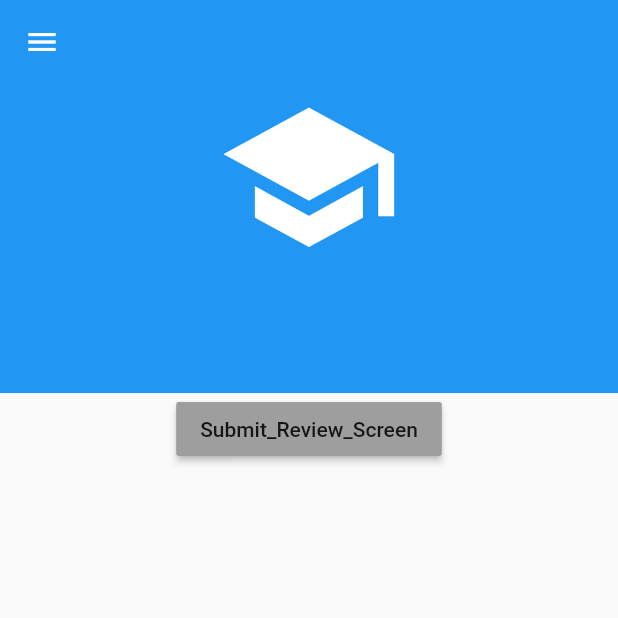
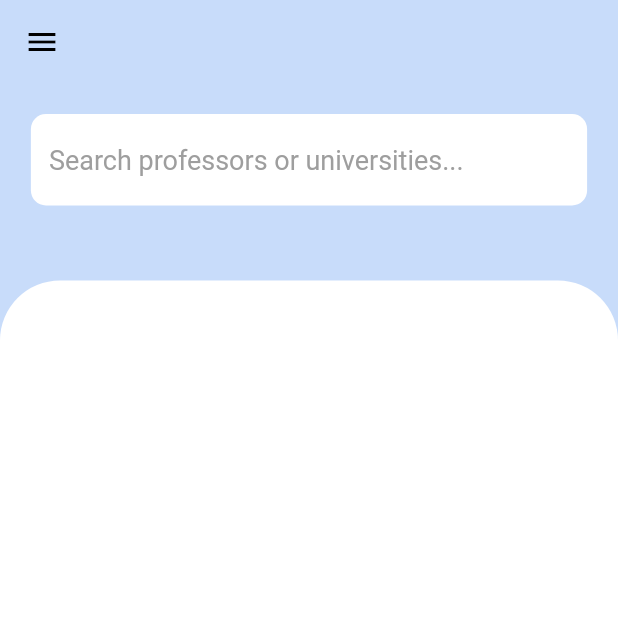
Before and after one commit to TudorBatica/UniProfReview, a Flutter app: the screen it shows after launch, on a phone screen of 412 x 824 dp, the top half of it. Run offline on Flutter 3.47's test engine with Material 2 defaults, Android fonts, the phone set to English and light mode, and no system bars; our stand-ins replace cloud_firestore, firebase_auth, flutter_spinkit; accounts and stored records are empty.

Commit message:
updated home screen UI

```diff
--- a/lib/Screens/home_screen.dart
+++ b/lib/Screens/home_screen.dart
@@ -1,6 +1,4 @@
 import 'package:flutter/material.dart';
-import 'package:professor_review/Screens/submit_review_screen.dart';
-import 'package:professor_review/models/professor.dart';
 import 'package:professor_review/widgets/drawer_child.dart';
 
 class HomeScreen extends StatefulWidget {
@@ -12,45 +10,43 @@
   @override
   Widget build(BuildContext context) {
     return Scaffold(
+      backgroundColor: Theme.of(context).primaryColor,
       appBar: AppBar(
         backgroundColor: Theme.of(context).primaryColor,
         elevation: 0.0,
       ),
       body: Column(children: [
-        Container(
-          color: Theme.of(context).primaryColor,
-          width: MediaQuery.of(context).size.width,
-          height: MediaQuery.of(context).size.height * 0.25,
-          child: Column(
-            children: <Widget>[
-              Icon(
-                Icons.school,
-                color: Colors.white,
-                size: MediaQuery.of(context).size.width * 0.3,
+        SizedBox(height: 20),
+        Center(
+          child: Container(
+            width: MediaQuery.of(context).size.width * 0.9,
+            child: TextFormField(
+              decoration: InputDecoration(
+                hintText: "Search professors or universities...",
+                hintStyle: TextStyle(color: Colors.grey, fontSize: 18.0),
+                enabledBorder: OutlineInputBorder(
+                    borderRadius: BorderRadius.circular(10.0),
+                    borderSide: BorderSide(color: Colors.transparent)),
+                border: OutlineInputBorder(
+                    borderRadius: BorderRadius.circular(10.0),
+                    borderSide: BorderSide(color: Colors.transparent)),
+                fillColor: Colors.white,
+                filled: true,
+                //icon: Icon(Icons.search, color: Colors.black87),
               ),
-            ],
+            ),
           ),
         ),
-        MaterialButton(
-          onPressed: () {/*
-            Navigator.push(
-              context,
-              MaterialPageRoute(
-                  builder: (context) => SubmitReviewScreen(
-                        professor: Professor(
-                            lastName: "Popescu",
-                            firstName: "Ion",
-                            averageRating: 8,
-                            documentID: "6CBJ8oRFmi0pTnUrNkhw",
-                            facultyReference: "Kvu9pp65t97OhJP4MyUy",
-                            numberOfReviews: 2,
-                            universityReference: "awtpNwbuqcUIExbkO3nw"),
-                      )),
-            );
-          */},
-          child: Text("Submit_Review_Screen"),
-          color: Colors.grey,
-        )
+        SizedBox(height: 50),
+        Expanded(
+            child: Container(
+              decoration: BoxDecoration(
+                color: Colors.white,
+                borderRadius: BorderRadius.only(
+                  topLeft: Radius.circular(40.0),
+                  topRight: Radius.circular(40.0)
+                )
+        )))
       ]),
       drawer: Drawer(child: DrawerChild()),
     );
--- a/lib/Screens/submit_review_screen.dart
+++ b/lib/Screens/submit_review_screen.dart
@@ -1,9 +1,9 @@
-import 'package:flutter/material.dart';
+/*import 'package:flutter/material.dart';
 import 'package:professor_review/models/professor.dart';
 import 'package:professor_review/models/review.dart';
 import 'package:professor_review/services/review_submission_service.dart';
 
-/*class SubmitReviewScreen extends StatefulWidget {
+class SubmitReviewScreen extends StatefulWidget {
   final Professor professor;
 
   SubmitReviewScreen({Key key, this.professor}) : super(key: key);
--- a/lib/services/auth_service.dart
+++ b/lib/services/auth_service.dart
@@ -1,6 +1,5 @@
 import 'package:cloud_firestore/cloud_firestore.dart';
 import 'package:firebase_auth/firebase_auth.dart';
-import 'package:professor_review/models/user.dart';
 
 class AuthService {
 
--- a/lib/services/review_submission_service.dart
+++ b/lib/services/review_submission_service.dart
@@ -1,11 +1,11 @@
-import 'package:cloud_firestore/cloud_firestore.dart';
+/*import 'package:cloud_firestore/cloud_firestore.dart';
 import 'package:professor_review/models/faculty.dart';
 import 'package:professor_review/models/professor.dart';
 import 'package:professor_review/models/review.dart';
 import 'package:professor_review/models/university.dart';
 import 'package:tuple/tuple.dart';
 
-/*class ReviewSubmissionService {
+class ReviewSubmissionService {
   static final ReviewSubmissionService _instance =
       ReviewSubmissionService._privateConstructor();
 
```
Also changed, not shown: lib/main.dart (+3 -76 lines).
